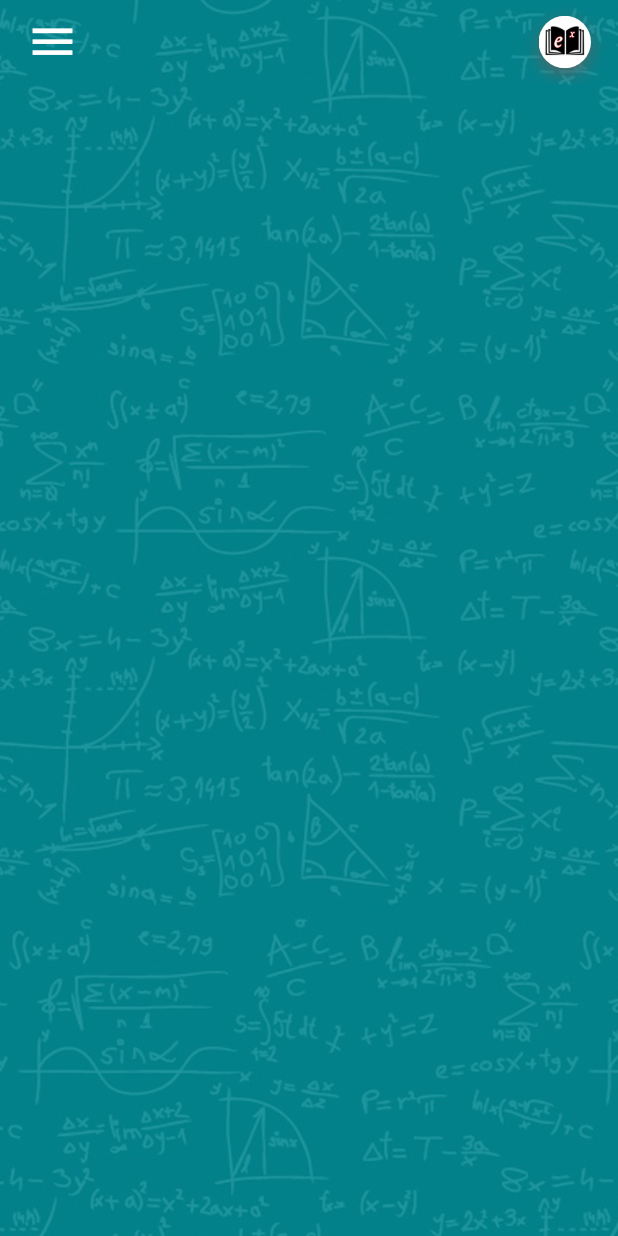
After one commit to SakunthaMV/maths_vision, a Flutter app: the CommonBackground screen opened directly, on a phone screen of 412 x 824 dp. The commit adds this screen. Run offline on Flutter 3.47's test engine with Material 2 defaults, Android fonts, the phone set to English and light mode, and no system bars; our stand-ins replace cached_network_image, cloud_firestore, connectivity, date_time_picker, firebase_auth, firebase_core and 20 more; missing offline and left inert: charcode, clip_shadow, countdown_timer_simple, external_path, flutter_downloader, flutter_facebook_auth and 5 more; accounts and stored records are empty; statements that could not run were skipped; project files that could hold a hidden picture were left out.

Commit message:
create one common background for basic screens

```diff
--- /dev/null
+++ b/lib/Widgets/common_background.dart
@@ -0,0 +1,44 @@
+import 'package:flutter/material.dart';
+
+import '../Screens/navigation_drawer.dart';
+import 'common_app_bar.dart';
+
+class CommonBackground extends StatelessWidget{
+  final Widget body;
+  final Widget appBarTitle;
+
+  const CommonBackground({
+    Key key,
+    this.body,
+    this.appBarTitle
+  }) : super(key: key);
+  @override
+  Widget build(BuildContext context) {
+    return Stack(
+      children: [
+        Container(
+          color: Theme.of(context).colorScheme.background,
+        ),
+        Opacity(
+          opacity: 0.12,
+          child: Container(
+            decoration: BoxDecoration(
+              image: DecorationImage(
+                image: AssetImage('assets/HomeBackground.jpg'),
+                fit: BoxFit.fill,
+              ),
+            ),
+          ),
+        ),
+        Scaffold(
+          appBar: CommonAppBar(
+            title: appBarTitle,
+          ),
+          backgroundColor: Colors.transparent,
+          drawer: NavigationDrawer(),
+          body: body?? SizedBox.shrink(),
+        ),
+      ],
+    );
+  }
+}
```
Also changed, not shown: lib/Screens/choosable_screen.dart (+2 -24 lines), lib/Screens/main_screens.dart (+3 -26 lines), lib/Screens/paper_content.dart (+2 -24 lines), lib/Screens/papers_screen.dart (+2 -24 lines), lib/Screens/subject_content.dart (+3 -26 lines).
